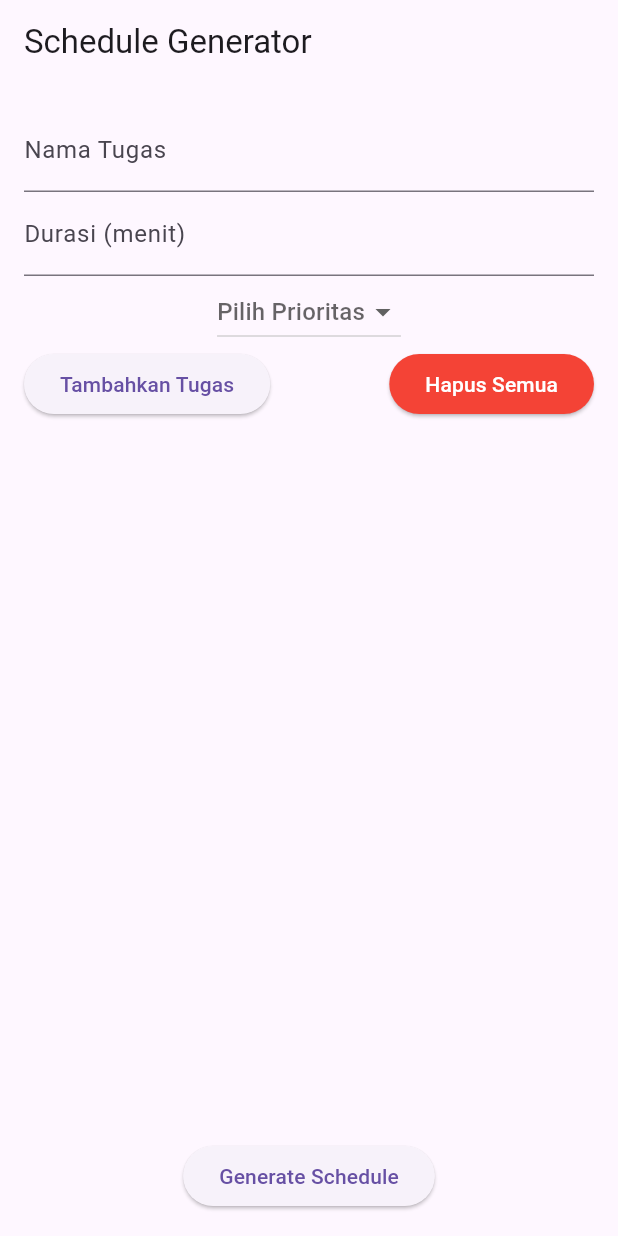
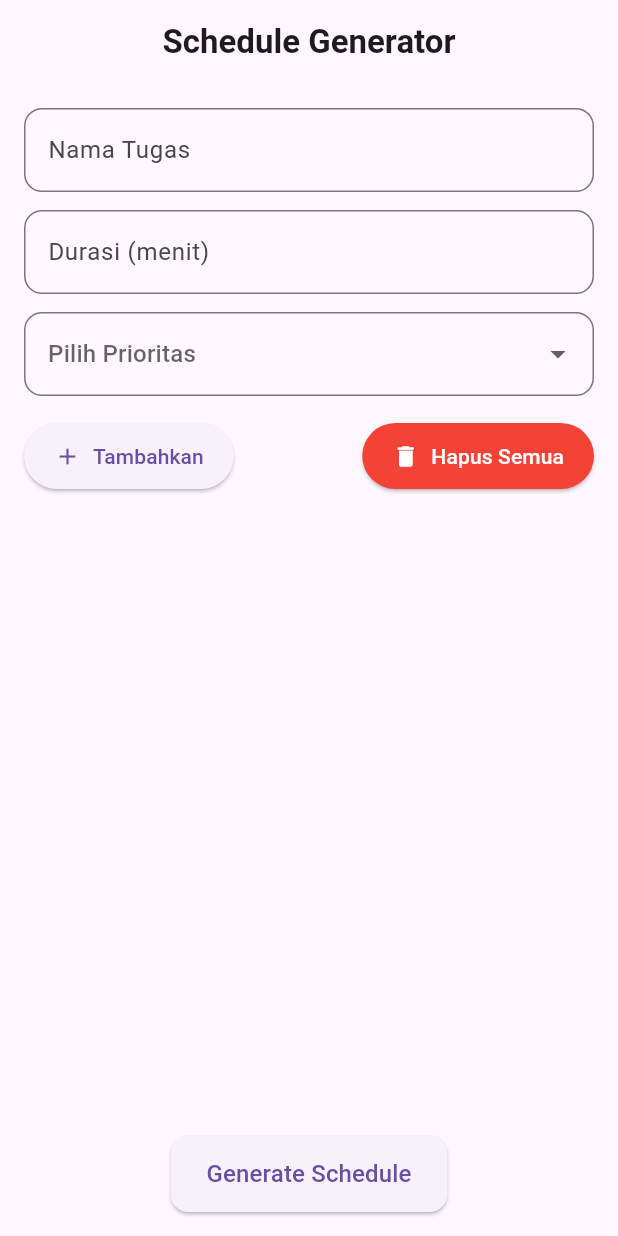
Before and after one commit to willldann/flutter_generator, a Flutter app: the screen it shows after launch, on a phone screen of 412 x 824 dp. Run offline on Flutter 3.47's test engine with Material 3 defaults, Android fonts, the phone set to English and light mode, and no system bars.

Commit message:
Add Modren UI

```diff
--- a/lib/ui/home_screen.dart
+++ b/lib/ui/home_screen.dart
@@ -17,9 +17,7 @@ class _HomeScreenState extends State<HomeScreen> {
   bool isLoading = false;
 
   void _addTask() {
-    if (taskController.text.isNotEmpty &&
-        durationController.text.isNotEmpty &&
-        priority != null) {
+    if (taskController.text.isNotEmpty && durationController.text.isNotEmpty && priority != null) {
       setState(() {
         tasks.add({
           "name": taskController.text,
@@ -70,66 +68,97 @@ class _HomeScreenState extends State<HomeScreen> {
   @override
   Widget build(BuildContext context) {
     return Scaffold(
-      appBar: AppBar(title: Text("Schedule Generator")),
+      appBar: AppBar(
+        title: Text("Schedule Generator", style: TextStyle(fontWeight: FontWeight.bold)),
+        centerTitle: true,
+      ),
       body: Padding(
         padding: const EdgeInsets.all(16),
         child: Column(
           children: [
             TextField(
               controller: taskController,
-              decoration: InputDecoration(labelText: "Nama Tugas"),
+              decoration: InputDecoration(
+                labelText: "Nama Tugas",
+                border: OutlineInputBorder(borderRadius: BorderRadius.circular(12)),
+              ),
             ),
+            SizedBox(height: 12),
             TextField(
               controller: durationController,
-              decoration: InputDecoration(labelText: "Durasi (menit)"),
+              decoration: InputDecoration(
+                labelText: "Durasi (menit)",
+                border: OutlineInputBorder(borderRadius: BorderRadius.circular(12)),
+              ),
               keyboardType: TextInputType.number,
             ),
-            DropdownButton<String>(
+            SizedBox(height: 12),
+            DropdownButtonFormField<String>(
               value: priority,
+              decoration: InputDecoration(
+                border: OutlineInputBorder(borderRadius: BorderRadius.circular(12)),
+              ),
               hint: Text("Pilih Prioritas"),
               onChanged: (value) => setState(() => priority = value),
-              items: ["Tinggi", "Sedang", "Rendah"]
-                  .map((priorityMember) => DropdownMenuItem(
-                      value: priorityMember, child: Text(priorityMember)))
-                  .toList(),
+              items: ["Tinggi", "Sedang", "Rendah"].map((priorityMember) =>
+                DropdownMenuItem(value: priorityMember, child: Text(priorityMember))
+              ).toList(),
             ),
+            SizedBox(height: 16),
             Row(
               mainAxisAlignment: MainAxisAlignment.spaceBetween,
               children: [
-                ElevatedButton(
+                ElevatedButton.icon(
                   onPressed: _addTask,
-                  child: Text("Tambahkan Tugas"),
+                  icon: Icon(Icons.add),
+                  label: Text("Tambahkan"),
+                  style: ElevatedButton.styleFrom(
+                    padding: EdgeInsets.symmetric(horizontal: 20, vertical: 12),
+                  ),
                 ),
-                ElevatedButton(
+                ElevatedButton.icon(
                   onPressed: _clearTasks,
-                  style: ElevatedButton.styleFrom(backgroundColor: Colors.red),
-                  child: Text("Hapus Semua",
-                      style: TextStyle(color: Colors.white)),
+                  icon: Icon(Icons.delete, color: Colors.white),
+                  label: Text("Hapus Semua", style: TextStyle(color: Colors.white)),
+                  style: ElevatedButton.styleFrom(
+                    backgroundColor: Colors.red,
+                    padding: EdgeInsets.symmetric(horizontal: 20, vertical: 12),
+                  ),
                 ),
               ],
             ),
+            SizedBox(height: 16),
             Expanded(
               child: ListView.builder(
                 itemCount: tasks.length,
                 itemBuilder: (context, index) {
                   final task = tasks[index];
                   return Card(
-                    elevation: 3,
+                    shape: RoundedRectangleBorder(borderRadius: BorderRadius.circular(12)),
+                    elevation: 4,
                     margin: EdgeInsets.symmetric(vertical: 6),
                     child: ListTile(
-                      title: Text("${task['name']}"),
+                      leading: Icon(Icons.task_alt, color: Colors.blueAccent),
+                      title: Text("${task['name']}", style: TextStyle(fontWeight: FontWeight.bold)),
                       subtitle: Text(
-                          "Prioritas: ${task['priority']} | Durasi: ${task['duration']} menit"),
+                        "Prioritas: ${task['priority']} | Durasi: ${task['duration']} menit",
+                        style: TextStyle(color: Colors.grey.shade700),
+                      ),
                     ),
                   );
                 },
               ),
             ),
+            SizedBox(height: 16),
             isLoading
                 ? CircularProgressIndicator()
                 : ElevatedButton(
                     onPressed: _generateSchedule,
-                    child: Text("Generate Schedule"),
+                    style: ElevatedButton.styleFrom(
+                      padding: EdgeInsets.symmetric(horizontal: 24, vertical: 14),
+                      shape: RoundedRectangleBorder(borderRadius: BorderRadius.circular(12)),
+                    ),
+                    child: Text("Generate Schedule", style: TextStyle(fontSize: 16)),
                   ),
           ],
         ),
```
